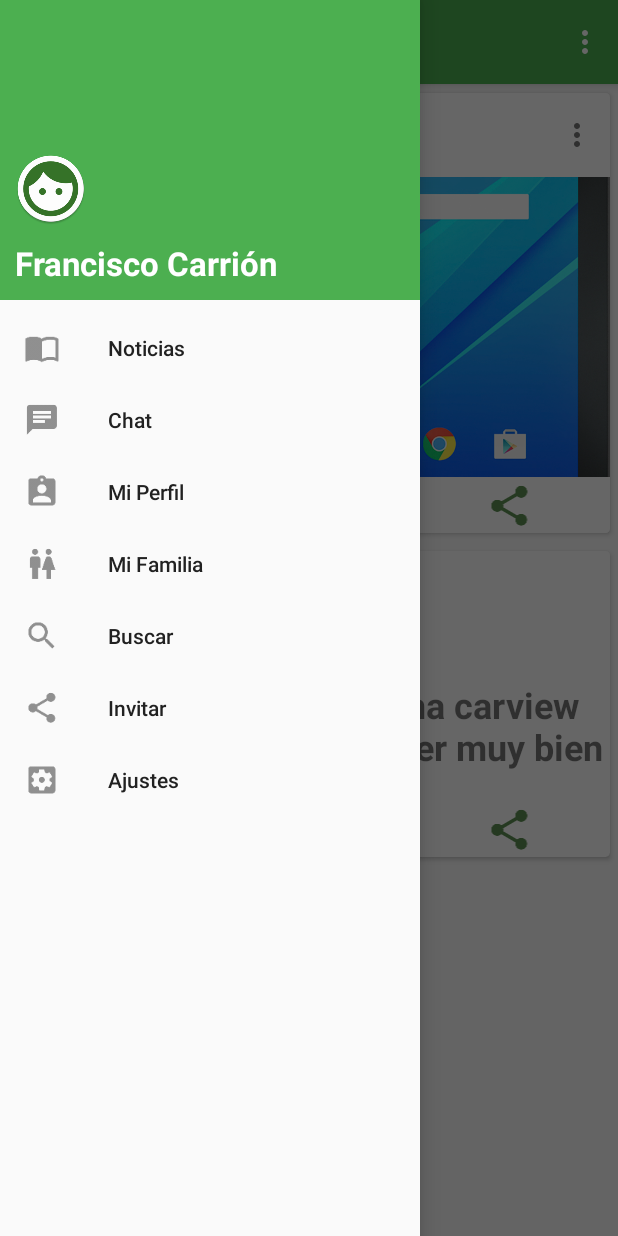
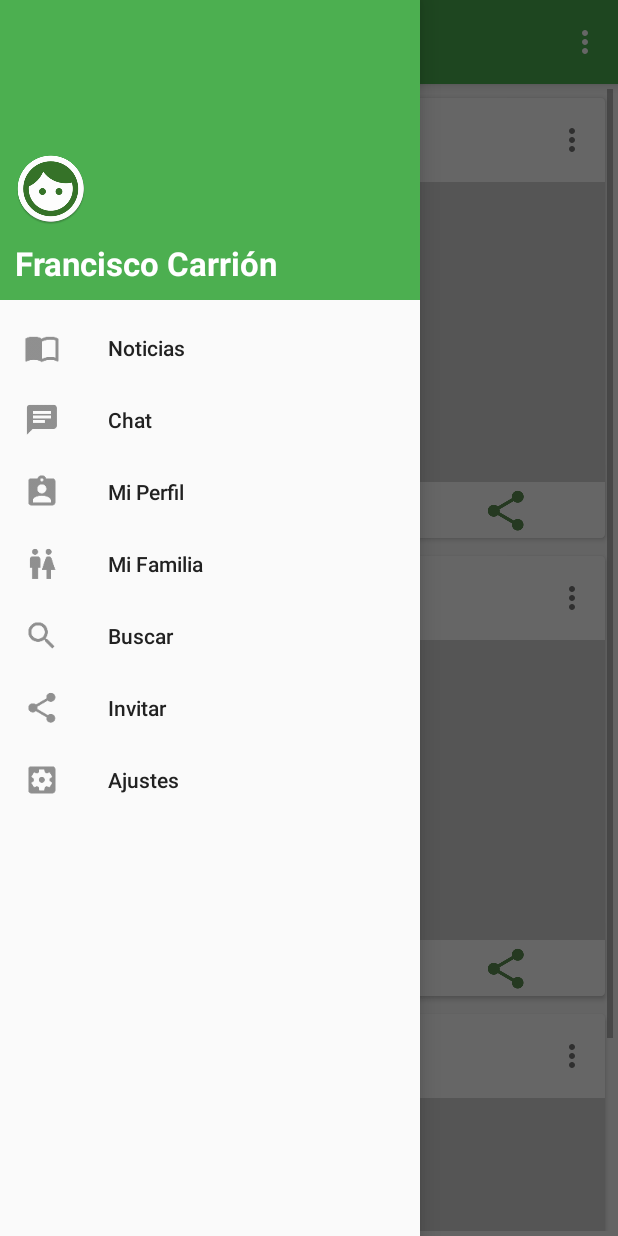
Before and after one commit to strikersfran/MyFamily, an Android app: the fragment NoticiasFragment placed in its activity, with the side drawer open, on a phone screen of 412 x 824 dp. Run offline under Robolectric (Android 15) with nearby library versions, the phone set to English and light mode, and no system bars; our stand-ins replace CircleImageView, Picasso; pictures from the network do not load.

Commit message:
implementando el ViewHolder de noticias

```diff
--- a/app/src/main/AndroidManifest.xml
+++ b/app/src/main/AndroidManifest.xml
@@ -9,6 +9,7 @@
         android:roundIcon="@mipmap/ic_launcher_round"
         android:supportsRtl="true"
         android:theme="@style/AppTheme">
+
         <activity android:name=".MainActivity">
             <intent-filter>
                 <action android:name="android.intent.action.MAIN" />
--- /dev/null
+++ b/app/src/main/java/ve/com/strikersfran/myfamily/Noticias.java
@@ -0,0 +1,62 @@
+package ve.com.strikersfran.myfamily;
+
+/**
+ * Created by Francisco Carrion on 23/08/2018.
+ */
+
+public class Noticias {
+
+    private String imagenUsuario;
+    private String nombreUsuario;
+    private String fecha;
+    private String imagen;
+    private String text;
+    private int cantMeGusta;
+    private int cantComentarios;
+    private int cantCompartido;
+
+
+    public Noticias(String iu, String nu, String fn, String in, String tn, int cm, int cc, int cp){
+
+        this.imagenUsuario = iu;
+        this.nombreUsuario = nu;
+        this.fecha = fn;
+        this.imagen = in;
+        this.text = tn;
+        this.cantMeGusta = cm;
+        this.cantComentarios = cc;
+        this.cantCompartido = cp;
+    }
+
+    public String getImagenUsuario() {
+        return imagenUsuario;
+    }
+
+    public String getNombreUsuario() {
+        return nombreUsuario;
+    }
+
+    public String getFecha() {
+        return fecha;
+    }
+
+    public String getImagen() {
+        return imagen;
+    }
+
+    public String getText() {
+        return text;
+    }
+
+    public int getCantMeGusta() {
+        return cantMeGusta;
+    }
+
+    public int getCantComentarios() {
+        return cantComentarios;
+    }
+
+    public int getCantCompartido() {
+        return cantCompartido;
+    }
+}
--- /dev/null
+++ b/app/src/main/java/ve/com/strikersfran/myfamily/NoticiasAdapter.java
@@ -0,0 +1,75 @@
+package ve.com.strikersfran.myfamily;
+
+import android.content.Context;
+import android.support.annotation.NonNull;
+import android.support.v7.widget.RecyclerView;
+import android.support.v7.widget.Toolbar;
+import android.view.LayoutInflater;
+import android.view.View;
+import android.view.ViewGroup;
+import android.widget.ImageView;
+import android.widget.TextView;
+
+import com.squareup.picasso.Picasso;
+
+import java.util.List;
+
+import de.hdodenhof.circleimageview.CircleImageView;
+
+/**
+ * Created by Francisco Carrion on 23/08/2018.
+ */
+
+public class NoticiasAdapter extends RecyclerView.Adapter<NoticiasAdapter.NoticiasViewHolder>{
+
+    private List<Noticias> items;
+    private Context context;
+
+    public NoticiasAdapter(List<Noticias> items){
+        this.items = items;
+    }
+    @NonNull
+    @Override
+    public NoticiasViewHolder onCreateViewHolder(@NonNull ViewGroup parent, int viewType) {
+
+        context = parent.getContext();
+        View v = LayoutInflater.from(parent.getContext())
+                .inflate(R.layout.card_noticias,parent,false);
+
+        return new NoticiasViewHolder(v);
+    }
+
+    @Override
+    public void onBindViewHolder(@NonNull NoticiasViewHolder holder, int position) {
+        holder.toolbar.inflateMenu(R.menu.menu_card_noticias);
+        Picasso.with(context).load(items.get(position).getImagenUsuario()).into(holder.imagenUsuario);
+        //holder.imagenUsuario.setImageResource(R.drawable.contacto);
+        holder.nombreUsuario.setText(items.get(position).getNombreUsuario());
+        holder.fechaNoticia.setText(items.get(position).getFecha());
+        Picasso.with(context).load(items.get(position).getImagen()).into(holder.imagenNoticia);
+    }
+
+    @Override
+    public int getItemCount() {
+        return items.size();
+    }
+
+    public static class NoticiasViewHolder extends RecyclerView.ViewHolder{
+
+        public Toolbar toolbar;
+        public CircleImageView imagenUsuario;
+        public TextView nombreUsuario;
+        public TextView fechaNoticia;
+        public ImageView imagenNoticia;
+        public TextView textNoticia;
+
+        public NoticiasViewHolder(View v){
+            super(v);
+            toolbar = (Toolbar) v.findViewById(R.id.toolbar_noticias);
+            imagenUsuario = (CircleImageView) v.findViewById(R.id.image_user);
+            nombreUsuario = (TextView) v.findViewById(R.id.name_user);
+            fechaNoticia = (TextView) v.findViewById(R.id.fecha_noticias);
+            imagenNoticia = (ImageView) v.findViewById(R.id.image_noticias);
+        }
+    }
+}
--- a/app/src/main/java/ve/com/strikersfran/myfamily/NoticiasFragment.java
+++ b/app/src/main/java/ve/com/strikersfran/myfamily/NoticiasFragment.java
@@ -3,6 +3,8 @@ package ve.com.strikersfran.myfamily;
 import android.net.Uri;
 import android.os.Bundle;
 import android.support.v4.app.Fragment;
+import android.support.v7.widget.LinearLayoutManager;
+import android.support.v7.widget.RecyclerView;
 import android.support.v7.widget.Toolbar;
 import android.text.Layout;
 import android.util.Log;
@@ -12,6 +14,9 @@ import android.view.View;
 import android.view.ViewGroup;
 
 import com.squareup.picasso.Picasso;
+
+import java.util.ArrayList;
+import java.util.List;
 
 import de.hdodenhof.circleimageview.CircleImageView;
 
@@ -33,6 +38,10 @@ public class NoticiasFragment extends Fragment {
     // TODO: Rename and change types of parameters
     private String mParam1;
     private String mParam2;
+
+    private RecyclerView recycler;
+    private RecyclerView.Adapter adapter;
+    private RecyclerView.LayoutManager lManager;
 
     private OnFragmentInteractionListener mListener;
 
@@ -75,10 +84,32 @@ public class NoticiasFragment extends Fragment {
 
         View myFragmentView = inflater.inflate(R.layout.fragment_noticias, container, false);
 
-        Toolbar tbCard = (Toolbar) myFragmentView.findViewById(R.id.toolbar_noticias);
+        // Inicializar Animes
+        List items = new ArrayList();
 
-        CircleImageView imageView = (CircleImageView) myFragmentView.findViewById(R.id.image);
-        Picasso.with(getActivity().getApplicationContext()).load(R.drawable.contacto).into(imageView);
+        items.add(new Noticias("file:///android_asset/avatar1.jpg","Sara Lemus","02 diciembre 2017",
+                "file://android_asset/noticia1.jpg","",0,1,6));
+        items.add(new Noticias("file:///android_asset/avatar3.jpg","Francisco Carrión","02 febrero 2018",
+                "file://android_asset/noticia2.jpg","",0,1,6));
+        items.add(new Noticias("file:///android_asset/avatar2.jpg","Angel David Carrión","15 diciembre 2017",
+                "file://android_asset/noticia3.jpg","",0,1,6));
+
+        // Obtener el Recycler
+        recycler = (RecyclerView) myFragmentView.findViewById(R.id.rv_noticias);
+        recycler.setHasFixedSize(true);
+
+        // Usar un administrador para LinearLayout
+        lManager = new LinearLayoutManager(getContext());
+        recycler.setLayoutManager(lManager);
+
+        // Crear un nuevo adaptador
+        adapter = new NoticiasAdapter(items);
+        recycler.setAdapter(adapter);
+
+        /*Toolbar tbCard = (Toolbar) myFragmentView.findViewById(R.id.toolbar_noticias);
+
+        CircleImageView imageView = (CircleImageView) myFragmentView.findViewById(R.id.image_user);
+        Picasso.with(getContext()).load(R.drawable.contacto).into(imageView);
 
         tbCard.setOnMenuItemClickListener(
                 new Toolbar.OnMenuItemClickListener() {
@@ -98,7 +129,7 @@ public class NoticiasFragment extends Fragment {
                     }
                 });
 
-        tbCard.inflateMenu(R.menu.menu_card_noticias);
+        tbCard.inflateMenu(R.menu.menu_card_noticias);*/
 
 
         // Inflate the layout for this fragment
--- a/app/src/main/res/layout/card_noticias.xml
+++ b/app/src/main/res/layout/card_noticias.xml
@@ -2,7 +2,6 @@
 <android.support.v7.widget.CardView xmlns:android="http://schemas.android.com/apk/res/android"
     xmlns:card_view="http://schemas.android.com/apk/res-auto"
     xmlns:tools="http://schemas.android.com/tools"
-    android:id="@+id/card_noticias"
     android:layout_width="match_parent"
     android:layout_height="wrap_content"
     android:layout_margin="2dp"
@@ -33,7 +32,7 @@
                 android:orientation="vertical">
 
                 <TextView
-                    android:id="@+id/textView"
+                    android:id="@+id/name_user"
                     android:layout_width="match_parent"
                     android:layout_height="wrap_content"
                     android:layout_marginEnd="25dp"
@@ -46,7 +45,7 @@
                     android:textStyle="bold" />
 
                 <TextView
-                    android:id="@+id/textView2"
+                    android:id="@+id/fecha_noticias"
                     android:layout_width="match_parent"
                     android:layout_height="wrap_content"
                     android:layout_marginEnd="25dp"
@@ -60,7 +59,7 @@
         </android.support.v7.widget.Toolbar>
 
         <ImageView
-            android:id="@+id/card_image"
+            android:id="@+id/image_noticias"
             android:layout_width="match_parent"
             android:layout_height="200dp"
             android:layout_alignParentLeft="true"
--- a/app/src/main/res/layout/fragment_noticias.xml
+++ b/app/src/main/res/layout/fragment_noticias.xml
@@ -6,18 +6,12 @@
     tools:context=".NoticiasFragment">
 
     <!-- TODO: Update blank fragment layout -->
-    <LinearLayout
+    <android.support.v7.widget.RecyclerView
+        xmlns:android="http://schemas.android.com/apk/res/android"
+        android:id="@+id/rv_noticias"
         android:layout_width="match_parent"
         android:layout_height="match_parent"
-        android:orientation="vertical">
-
-        <include
-            layout="@layout/card_noticias"
-            android:layout_width="match_parent"></include>
-
-        <include
-            layout="@layout/card_test"
-            android:layout_width="match_parent"></include>
-    </LinearLayout>
+        android:padding="3dp"
+        android:scrollbars="vertical" />
 
 </FrameLayout>
--- a/app/src/main/res/layout/list_chat.xml
+++ b/app/src/main/res/layout/list_chat.xml
@@ -1,14 +1,14 @@
 <?xml version="1.0" encoding="utf-8"?>
 <LinearLayout xmlns:android="http://schemas.android.com/apk/res/android"
     android:layout_width="match_parent"
-    android:layout_height="60dp"
+    android:layout_height="70dp"
     android:background="@drawable/border"
     android:elevation="1dp">
 
     <de.hdodenhof.circleimageview.CircleImageView xmlns:app="http://schemas.android.com/apk/res-auto"
         android:id="@+id/profile_image"
-        android:layout_width="55dp"
-        android:layout_height="55dp"
+        android:layout_width="68dp"
+        android:layout_height="68dp"
         android:padding="2dp"
         android:src="@drawable/tablet"
         app:civ_border_color="@color/primary_color"
```
Also changed, not shown: app/src/main/assets/avatar1.jpg (added), app/src/main/assets/avatar2.jpg (added), app/src/main/assets/avatar3.jpg (added), app/src/main/assets/avatar4.jpg (added), app/src/main/assets/noticia1.jpg (added), app/src/main/assets/noticia2.jpg (added), app/src/main/assets/noticia3.jpg (added), app/src/main/res/drawable/contacto.png (deleted).
